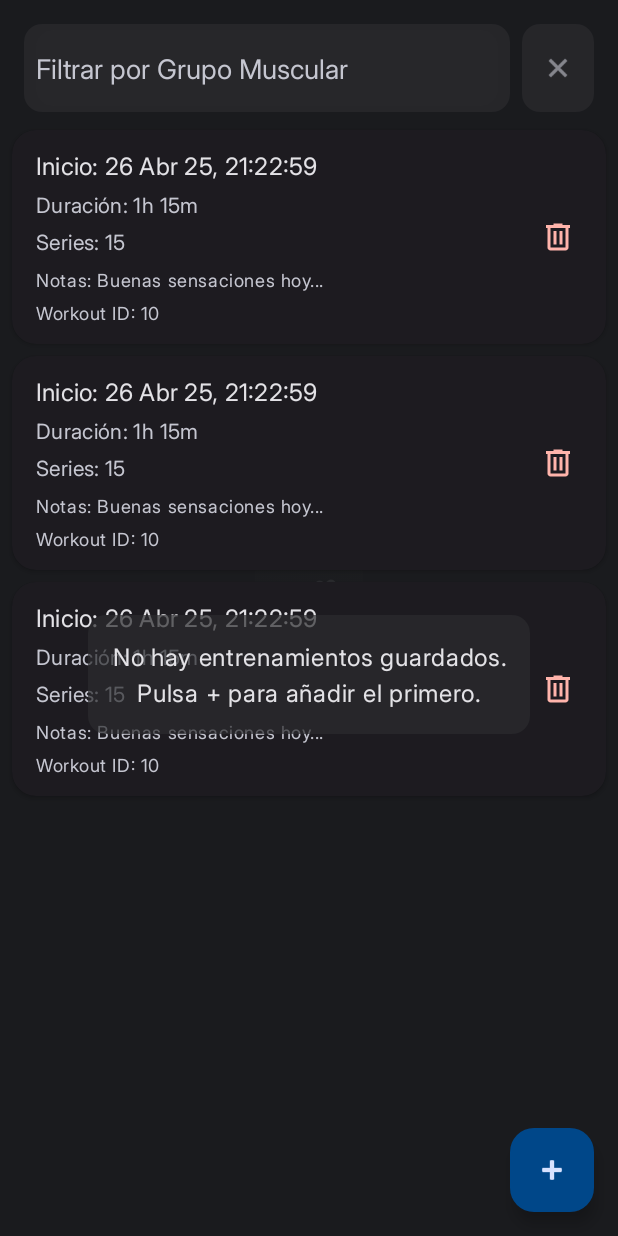
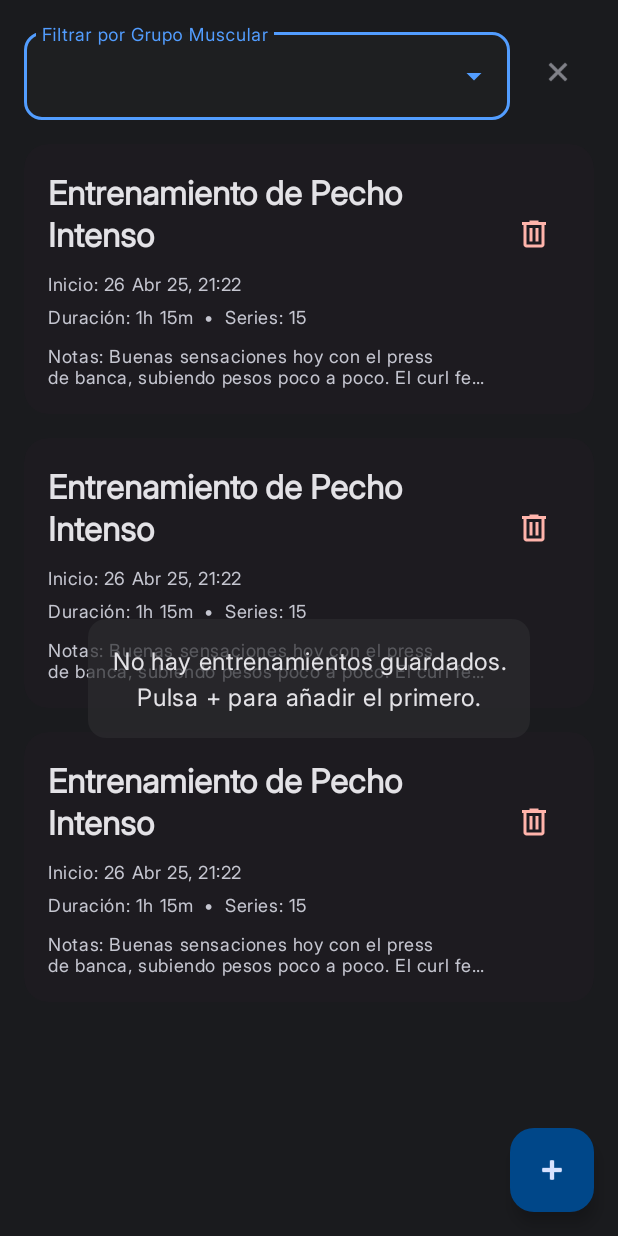
Before and after one commit to manuelduenascortes/GymTrackerViews, an Android app: the layout fragment_workout_list.xml on its own in the app's theme, with its tools: preview values and no code run, on a phone screen of 412 x 824 dp. Run offline under Robolectric (Android 15) with nearby library versions, the phone set to English and light mode, and no system bars.

Commit message:
cambios en el menu mis entrenamientos

```diff
--- a/app/src/main/java/com/example/gymtrackerviews/WorkoutAdapter.kt
+++ b/app/src/main/java/com/example/gymtrackerviews/WorkoutAdapter.kt
@@ -1,27 +1,26 @@
 package com.example.gymtrackerviews // Tu paquete
 
 import android.view.LayoutInflater
-import android.view.View // Necesario para View.VISIBLE/GONE
+import android.view.View
 import android.view.ViewGroup
 import androidx.recyclerview.widget.DiffUtil
 import androidx.recyclerview.widget.ListAdapter
 import androidx.recyclerview.widget.RecyclerView
-import com.example.gymtrackerviews.databinding.ItemWorkoutBinding // Binding para item_workout.xml
+import com.example.gymtrackerviews.databinding.ItemWorkoutBinding
 import java.text.SimpleDateFormat
 import java.util.Locale
 import java.util.concurrent.TimeUnit
 
-// TODO: Asegúrate de que la clase WorkoutSummary y Workout están definidas y son accesibles.
-// Asumo que WorkoutSummary tiene una propiedad 'workout: Workout' y 'setCount: Int'
-// y que Workout tiene 'id', 'startTime', 'endTime', 'notes'.
-
 class WorkoutAdapter(
-    private val onItemClick: (WorkoutSummary) -> Unit, // Espera WorkoutSummary
-    private val onDeleteClick: (WorkoutSummary) -> Unit  // Espera WorkoutSummary
+    private val onItemClick: (WorkoutSummary) -> Unit,
+    private val onDeleteClick: (WorkoutSummary) -> Unit
 ) : ListAdapter<WorkoutSummary, WorkoutAdapter.WorkoutViewHolder>(WorkoutSummaryDiffCallback()) {
 
     inner class WorkoutViewHolder(private val binding: ItemWorkoutBinding) : RecyclerView.ViewHolder(binding.root) {
         private var currentWorkoutSummary: WorkoutSummary? = null
+        private val dateFormatShort = SimpleDateFormat("dd MMM yy, HH:mm", Locale.getDefault())
+        private val dateFormatJustDate = SimpleDateFormat("dd MMM yy", Locale.getDefault())
+
 
         init {
             binding.root.setOnClickListener {
@@ -36,15 +35,30 @@ class WorkoutAdapter(
             currentWorkoutSummary = workoutSummary
             val workout = workoutSummary.workout
 
-            val dateFormat = SimpleDateFormat("dd MMM yy, HH:mm:ss", Locale.getDefault())
-            binding.textViewWorkoutStartTime.text = "Inicio: ${dateFormat.format(workout.startTime)}"
+            // 1. Nombre del Entrenamiento o Fecha
+            if (!workout.name.isNullOrBlank()) {
+                binding.textViewWorkoutName.text = workout.name
+                binding.textViewWorkoutStartTime.text = "Realizado el: ${dateFormatShort.format(workout.startTime)}"
+                binding.textViewWorkoutStartTime.visibility = View.VISIBLE
+            } else {
+                binding.textViewWorkoutName.text = "Entrenamiento del ${dateFormatJustDate.format(workout.startTime)}"
+                binding.textViewWorkoutStartTime.visibility = View.GONE // Ocultar si la fecha ya está en el título
+            }
 
+            // 2. Grupos Musculares
+            if (!workout.mainMuscleGroup.isNullOrBlank()) {
+                binding.textViewWorkoutMuscleGroups.text = workout.mainMuscleGroup
+                binding.textViewWorkoutMuscleGroups.visibility = View.VISIBLE
+            } else {
+                binding.textViewWorkoutMuscleGroups.visibility = View.GONE
+            }
+
+            // 3. Estado/Duración y Series
             if (workout.endTime != null) {
-                // CAMBIO AQUÍ: Se eliminó el '!!' de workout.endTime
                 val durationMillis = workout.endTime.time - workout.startTime.time
                 val hours = TimeUnit.MILLISECONDS.toHours(durationMillis)
                 val minutes = TimeUnit.MILLISECONDS.toMinutes(durationMillis) % 60
-                var durationString = "Duración: "
+                var durationString = ""
                 if (hours > 0) { durationString += "${hours}h " }
                 if (hours > 0 || minutes > 0) {
                     durationString += "${minutes}m"
@@ -53,26 +67,25 @@ class WorkoutAdapter(
                     if (seconds > 0) {
                         durationString += "${seconds}s"
                     } else {
-                        durationString = "Duración: < 1s"
+                        durationString = "< 1s" // Si es muy corto
                     }
                 }
-                binding.textViewWorkoutStatusDuration.text = durationString
-                binding.textViewWorkoutStatusDuration.visibility = View.VISIBLE
+                binding.textViewWorkoutStatusDuration.text = "Duración: $durationString"
             } else {
                 binding.textViewWorkoutStatusDuration.text = "En curso"
-                binding.textViewWorkoutStatusDuration.visibility = View.VISIBLE
             }
+            binding.textViewSetCount.text = "Series: ${workoutSummary.setCount}"
 
-            binding.textViewSetCount.text = "Series: ${workoutSummary.setCount}"
-            binding.textViewSetCount.visibility = View.VISIBLE
 
-            val notes = workout.notes
-            if (!notes.isNullOrBlank()) {
-                binding.textViewWorkoutNotesPreview.text = "Notas: $notes"
+            // 4. Preview de Notas
+            if (!workout.notes.isNullOrBlank()) {
+                binding.textViewWorkoutNotesPreview.text = "Notas: ${workout.notes}"
                 binding.textViewWorkoutNotesPreview.visibility = View.VISIBLE
             } else {
                 binding.textViewWorkoutNotesPreview.visibility = View.GONE
             }
+
+            // ID (sigue oculto)
             binding.textViewWorkoutId.text = "Workout ID: ${workout.id}"
         }
     }
--- /dev/null
+++ b/app/src/main/res/drawable/exercise_24px.xml
@@ -0,0 +1,10 @@
+<vector xmlns:android="http://schemas.android.com/apk/res/android"
+    android:width="24dp"
+    android:height="24dp"
+    android:viewportWidth="960"
+    android:viewportHeight="960"
+    android:tint="?attr/colorControlNormal">
+  <path
+      android:fillColor="@android:color/white"
+      android:pathData="M826,375L770,319L800,288Q800,288 800,288Q800,288 800,288L672,160Q672,160 672,160Q672,160 672,160L641,190L584,133L614,102Q637,79 671,79.5Q705,80 728,103L857,232Q880,255 880,288.5Q880,322 857,345L826,375ZM346,856Q323,879 289.5,879Q256,879 233,856L104,727Q81,704 81,670.5Q81,637 104,614L134,584L191,641L160,671Q160,671 160,671Q160,671 160,671L289,800Q289,800 289,800Q289,800 289,800L319,769L376,826L346,856ZM743,520L800,463Q800,463 800,463Q800,463 800,463L497,160Q497,160 497,160Q497,160 497,160L440,217Q440,217 440,217Q440,217 440,217L743,520Q743,520 743,520Q743,520 743,520ZM463,800L520,742Q520,742 520,742Q520,742 520,742L218,440Q218,440 218,440Q218,440 218,440L160,497Q160,497 160,497Q160,497 160,497L463,800Q463,800 463,800Q463,800 463,800ZM457,566L567,457L503,393L394,503L457,566ZM520,856Q497,879 463,879Q429,879 406,856L104,554Q81,531 81,497Q81,463 104,440L161,383Q184,360 217.5,360Q251,360 274,383L337,446L447,336L384,274Q361,251 361,217Q361,183 384,160L441,103Q464,80 497.5,80Q531,80 554,103L857,406Q880,429 880,462.5Q880,496 857,519L800,576Q777,599 743,599Q709,599 686,576L624,513L514,623L577,686Q600,709 600,742.5Q600,776 577,799L520,856Z"/>
+</vector>
--- a/app/src/main/res/layout/fragment_workout_list.xml
+++ b/app/src/main/res/layout/fragment_workout_list.xml
@@ -11,8 +11,10 @@
         android:id="@+id/imageViewWorkoutListBackground"
         android:layout_width="0dp"
         android:layout_height="0dp"
-        android:src="@mipmap/ic_launcher_round" android:scaleType="centerInside"
-        android:alpha="0.07" app:layout_constraintTop_toTopOf="parent"
+        android:src="@mipmap/ic_launcher_round"
+        android:scaleType="centerInside"
+        android:alpha="0.07"
+        app:layout_constraintTop_toTopOf="parent"
         app:layout_constraintBottom_toBottomOf="parent"
         app:layout_constraintStart_toStartOf="parent"
         app:layout_constraintEnd_toEndOf="parent"
@@ -20,52 +22,43 @@
 
     <com.google.android.material.textfield.TextInputLayout
         android:id="@+id/textFieldMuscleGroupFilter"
-        style="?attr/textInputStyle" android:layout_width="0dp"
+        style="?attr/textInputStyle"
+        android:layout_width="0dp"
         android:layout_height="wrap_content"
         android:layout_marginStart="16dp"
-        android:layout_marginTop="16dp" android:layout_marginEnd="8dp"
+        android:layout_marginTop="16dp"
+        android:layout_marginEnd="8dp"
         android:hint="Filtrar por Grupo Muscular"
-        android:background="@drawable/bg_translucent_surface_rounded"
-        android:paddingStart="8dp"
-        android:paddingEnd="8dp"
-        android:paddingTop="4dp"
-        android:paddingBottom="4dp"
-        app:boxStrokeWidth="0dp" app:boxStrokeWidthFocused="0dp"
-        app:hintEnabled="false" app:layout_constraintTop_toTopOf="parent"
+        app:endIconMode="dropdown_menu"
+        app:hintEnabled="true"
+        app:layout_constraintTop_toTopOf="parent"
         app:layout_constraintStart_toStartOf="parent"
-        app:layout_constraintEnd_toStartOf="@+id/buttonClearFilterContainer">
+        app:layout_constraintEnd_toStartOf="@+id/buttonClearFilter">
 
         <AutoCompleteTextView
             android:id="@+id/autoCompleteTextViewMuscleGroupFilter"
             android:layout_width="match_parent"
             android:layout_height="wrap_content"
-            android:hint="Filtrar por Grupo Muscular" android:inputType="none"
-            android:paddingTop="12dp"
-            android:paddingBottom="12dp"
+            android:inputType="none"
+            android:paddingStart="12dp" android:paddingEnd="12dp"   android:paddingTop="16dp"
+            android:paddingBottom="16dp"
             android:textColor="?attr/colorOnSurface"
-            android:textColorHint="?attr/colorOnSurfaceVariant"/>
-    </com.google.android.material.textfield.TextInputLayout>
+            android:textColorHint="?attr/colorOnSurfaceVariant"
+            android:gravity="start|center_vertical" /> </com.google.android.material.textfield.TextInputLayout>
 
-    <FrameLayout
-        android:id="@+id/buttonClearFilterContainer"
+    <com.google.android.material.button.MaterialButton
+        android:id="@+id/buttonClearFilter"
+        style="@style/Widget.Material3.Button.IconButton"
         android:layout_width="wrap_content"
         android:layout_height="0dp"
         android:layout_marginEnd="16dp"
-        android:background="@drawable/bg_translucent_surface_rounded"
+        app:icon="@android:drawable/ic_menu_close_clear_cancel"
+        app:iconTint="?attr/colorOnSurfaceVariant"
+        app:tooltipText="Limpiar filtro"
         app:layout_constraintTop_toTopOf="@+id/textFieldMuscleGroupFilter"
         app:layout_constraintBottom_toBottomOf="@+id/textFieldMuscleGroupFilter"
-        app:layout_constraintEnd_toEndOf="parent">
-
-        <com.google.android.material.button.MaterialButton
-            android:id="@+id/buttonClearFilter"
-            style="@style/Widget.Material3.Button.IconButton"
-            android:layout_width="wrap_content"
-            android:layout_height="match_parent"
-            app:icon="@android:drawable/ic_menu_close_clear_cancel"
-            app:iconTint="?attr/colorOnSurfaceVariant"
-            app:tooltipText="Limpiar filtro"
-            tools:ignore="SpeakableTextPresentCheck" />
-    </FrameLayout>
+        app:layout_constraintEnd_toEndOf="parent"
+        tools:ignore="SpeakableTextPresentCheck" />
 
     <androidx.recyclerview.widget.RecyclerView
         android:id="@+id/recyclerViewWorkouts"
@@ -73,7 +66,8 @@
         android:layout_height="0dp"
         android:layout_marginTop="8dp"
         android:clipToPadding="false"
-        android:paddingBottom="80dp" app:layout_constraintTop_toBottomOf="@id/textFieldMuscleGroupFilter"
+        android:paddingBottom="80dp"
+        app:layout_constraintTop_toBottomOf="@id/textFieldMuscleGroupFilter"
         app:layout_constraintBottom_toBottomOf="parent"
         app:layout_constraintStart_toStartOf="parent"
         app:layout_constraintEnd_toEndOf="parent"
--- a/app/src/main/res/layout/item_workout.xml
+++ b/app/src/main/res/layout/item_workout.xml
@@ -2,13 +2,15 @@
 <com.google.android.material.card.MaterialCardView xmlns:android="http://schemas.android.com/apk/res/android"
     xmlns:app="http://schemas.android.com/apk/res-auto"
     xmlns:tools="http://schemas.android.com/tools"
-    style="?attr/materialCardViewStyle"
     android:layout_width="match_parent"
     android:layout_height="wrap_content"
-    android:layout_marginStart="8dp"
-    android:layout_marginTop="4dp"
-    android:layout_marginEnd="8dp"
-    android:layout_marginBottom="4dp"
+    android:layout_marginStart="16dp"
+    android:layout_marginTop="8dp"
+    android:layout_marginEnd="16dp"
+    android:layout_marginBottom="8dp"
+    app:cardElevation="0dp"
+    app:strokeWidth="0dp"
+    android:background="@drawable/bg_translucent_surface_rounded"
     android:clickable="true"
     android:focusable="true"
     android:foreground="?android:attr/selectableItemBackground">
@@ -16,72 +18,103 @@
     <androidx.constraintlayout.widget.ConstraintLayout
         android:layout_width="match_parent"
         android:layout_height="wrap_content"
-        android:paddingStart="16dp"
-        android:paddingEnd="8dp"
-        android:paddingTop="12dp"
-        android:paddingBottom="12dp">
+        android:padding="16dp">
 
-        <LinearLayout
-            android:id="@+id/workoutInfoLayout"
+        <TextView
+            android:id="@+id/textViewWorkoutName"
             android:layout_width="0dp"
             android:layout_height="wrap_content"
-            android:orientation="vertical"
-            app:layout_constraintBottom_toBottomOf="parent"
+            android:layout_marginEnd="8dp"
+            android:textAppearance="?attr/textAppearanceTitleLarge"
+            android:textColor="?attr/colorOnSurface"
+            android:textStyle="bold"
+            app:layout_constraintTop_toTopOf="parent"
+            app:layout_constraintStart_toStartOf="parent"
             app:layout_constraintEnd_toStartOf="@+id/buttonDeleteWorkout"
+            tools:text="Entrenamiento de Pecho Intenso" />
+
+        <TextView
+            android:id="@+id/textViewWorkoutMuscleGroups"
+            android:layout_width="0dp"
+            android:layout_height="wrap_content"
+            android:layout_marginTop="4dp"
+            android:layout_marginEnd="8dp"
+            android:textAppearance="?attr/textAppearanceBodyMedium"
+            android:textColor="?attr/colorOnSurfaceVariant"
+            android:drawablePadding="4dp"
+            app:drawableStartCompat="@drawable/exercise_24px" app:drawableTint="?attr/colorOnSurfaceVariant"
+            app:layout_constraintTop_toBottomOf="@+id/textViewWorkoutName"
             app:layout_constraintStart_toStartOf="parent"
-            app:layout_constraintTop_toTopOf="parent"
-            android:layout_marginEnd="8dp">
+            app:layout_constraintEnd_toStartOf="@+id/buttonDeleteWorkout"
+            tools:text="Pecho, Tríceps, Hombros"
+            android:visibility="gone"
+            />
 
         <TextView
             android:id="@+id/textViewWorkoutStartTime"
             android:layout_width="wrap_content"
             android:layout_height="wrap_content"
-                android:textAppearance="?attr/textAppearanceTitleMedium"
-                android:textColor="?attr/colorOnSurface"
-                tools:text="Inicio: 26 Abr 25, 21:22:59" />
+            android:layout_marginTop="8dp"
+            android:textAppearance="?attr/textAppearanceBodySmall"
+            android:textColor="?attr/colorOnSurfaceVariant"
+            app:layout_constraintTop_toBottomOf="@+id/textViewWorkoutMuscleGroups"
+            app:layout_constraintStart_toStartOf="parent"
+            tools:text="Inicio: 26 Abr 25, 21:22" />
+
+        <LinearLayout
+            android:id="@+id/layoutWorkoutMetaInfo"
+            android:layout_width="0dp"
+            android:layout_height="wrap_content"
+            android:orientation="horizontal"
+            android:layout_marginTop="4dp"
+            app:layout_constraintTop_toBottomOf="@+id/textViewWorkoutStartTime"
+            app:layout_constraintStart_toStartOf="parent"
+            app:layout_constraintEnd_toStartOf="@+id/buttonDeleteWorkout"
+            android:layout_marginEnd="8dp">
 
             <TextView
                 android:id="@+id/textViewWorkoutStatusDuration"
                 android:layout_width="wrap_content"
                 android:layout_height="wrap_content"
-                android:layout_marginTop="4dp"
-                android:textAppearance="?attr/textAppearanceBodyMedium"
+                android:textAppearance="?attr/textAppearanceBodySmall"
                 android:textColor="?attr/colorOnSurfaceVariant"
                 tools:text="Duración: 1h 15m" />
+
+            <TextView
+                android:id="@+id/textViewMetaSeparator"
+                android:layout_width="wrap_content"
+                android:layout_height="wrap_content"
+                android:text="  •  "
+                android:textAppearance="?attr/textAppearanceBodySmall"
+                android:textColor="?attr/colorOnSurfaceVariant"
+                tools:text="  •  " />
 
             <TextView
                 android:id="@+id/textViewSetCount"
                 android:layout_width="wrap_content"
                 android:layout_height="wrap_content"
-                android:layout_marginTop="4dp"
-                android:textAppearance="?attr/textAppearanceBodyMedium"
+                android:textAppearance="?attr/textAppearanceBodySmall"
                 android:textColor="?attr/colorOnSurfaceVariant"
                 tools:text="Series: 15" />
+        </LinearLayout>
 
         <TextView
             android:id="@+id/textViewWorkoutNotesPreview"
-                android:layout_width="match_parent"
+            android:layout_width="0dp"
             android:layout_height="wrap_content"
-                android:layout_marginTop="6dp"
-                android:textAppearance="?attr/textAppearanceBodySmall"
+            android:layout_marginTop="8dp"
+            android:layout_marginEnd="8dp"
+            android:textAppearance="?attr/textAppearanceCaption"
             android:textColor="?attr/colorOnSurfaceVariant"
             android:maxLines="2"
             android:ellipsize="end"
             android:visibility="gone"
-                tools:text="Notas: Buenas sensaciones hoy..."
+            app:layout_constraintTop_toBottomOf="@+id/layoutWorkoutMetaInfo"
+            app:layout_constraintStart_toStartOf="parent"
+            app:layout_constraintEnd_toStartOf="@+id/buttonDeleteWorkout"
+            app:layout_constraintBottom_toBottomOf="parent"
+            tools:text="Notas: Buenas sensaciones hoy con el press de banca, subiendo pesos poco a poco. El curl femoral fue un poco más duro de lo esperado."
             tools:visibility="visible"/>
-
-            <TextView
-                android:id="@+id/textViewWorkoutId"
-                android:layout_width="wrap_content"
-                android:layout_height="wrap_content"
-                android:layout_marginTop="4dp"
-                android:textAppearance="?attr/textAppearanceCaption"
-                android:textColor="?attr/colorOnSurfaceVariant"
-                android:visibility="gone"
-                tools:text="Workout ID: 10"
-                tools:visibility="visible"/>
-        </LinearLayout>
 
         <ImageButton
             android:id="@+id/buttonDeleteWorkout"
@@ -92,9 +125,21 @@
             android:minWidth="48dp"
             android:minHeight="48dp"
             android:padding="8dp"
-            app:srcCompat="@drawable/delete_24px" app:tint="?attr/colorError" app:layout_constraintBottom_toBottomOf="parent"
+            app:srcCompat="@drawable/delete_24px"
+            app:tint="?attr/colorError"
             app:layout_constraintEnd_toEndOf="parent"
-            app:layout_constraintTop_toTopOf="parent" />
+            app:layout_constraintTop_toTopOf="parent"
+            app:layout_constraintBottom_toBottomOf="parent"
+            app:layout_constraintVertical_bias="0.2"/>
+
+        <TextView
+            android:id="@+id/textViewWorkoutId"
+            android:layout_width="wrap_content"
+            android:layout_height="wrap_content"
+            android:visibility="gone"
+            tools:text="ID: 1"
+            app:layout_constraintStart_toStartOf="parent"
+            app:layout_constraintBottom_toBottomOf="parent"/>
+
     </androidx.constraintlayout.widget.ConstraintLayout>
-
 </com.google.android.material.card.MaterialCardView>
```
Lines whose indentation alone changed are shown as unchanged.
